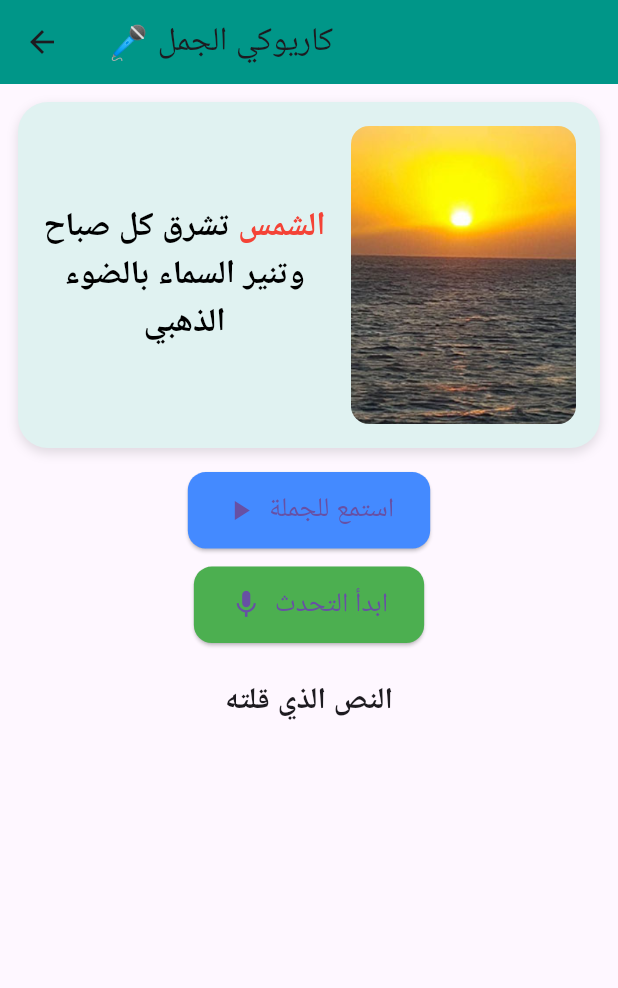
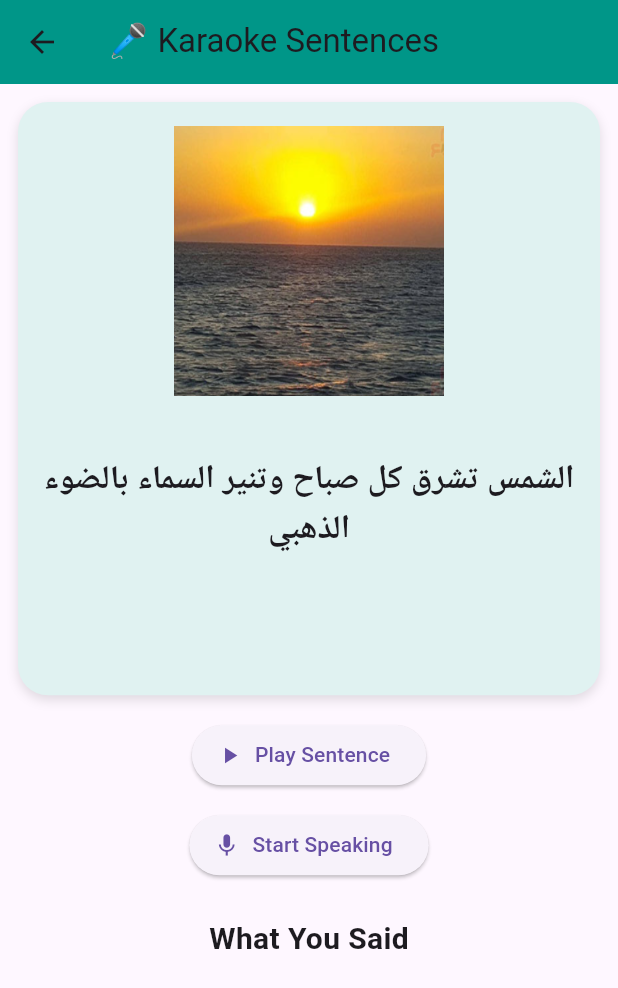
Before and after one commit to Raghadrin/flutter_application_3, a Flutter app: the KaraokeSentenceScreen screen opened directly, on a phone screen of 412 x 824 dp. Shown: the top 988 px of the screen. Run offline on Flutter 3.47's test engine with Material 3 defaults, Android fonts, the phone set to English and light mode, and no system bars; our stand-ins replace animated_text_kit, audioplayers, cloud_firestore, confetti, easy_localization, firebase_auth and 8 more; missing offline and left inert: flutter_inappwebview, string_similarity; accounts and stored records are empty; Roboto replaces fonts that are missing (Amiri, Arial).

Commit message:
2  commit

```diff
--- a/lib/letters/arabicLetter/levelOne/arabic_level1_screen.dart
+++ b/lib/letters/arabicLetter/levelOne/arabic_level1_screen.dart
@@ -1,8 +1,9 @@
 import 'package:flutter/material.dart';
 import 'package:audioplayers/audioplayers.dart';
+import 'package:speech_to_text/speech_to_text.dart' as stt;
 import 'package:firebase_auth/firebase_auth.dart';
 import 'package:cloud_firestore/cloud_firestore.dart';
-import 'package:speech_to_text/speech_to_text.dart' as stt;
+import 'package:easy_localization/easy_localization.dart';
 
 class KaraokeSentenceScreen extends StatefulWidget {
   const KaraokeSentenceScreen({super.key});
@@ -21,6 +22,7 @@ class _KaraokeSentenceScreenState extends State<KaraokeSentenceScreen> {
   int currentSentenceIndex = 0;
   int currentWordIndex = 0;
   List<String> matchedWords = [];
+  String parentId = "";
 
   List<Map<String, String>> sentences = [
     {
@@ -47,6 +49,79 @@ class _KaraokeSentenceScreenState extends State<KaraokeSentenceScreen> {
     super.initState();
     audioPlayer = AudioPlayer();
     speech = stt.SpeechToText();
+    fetchParentId();
+  }
+
+  Future<void> fetchParentId() async {
+    try {
+      final user = FirebaseAuth.instance.currentUser;
+      if (user == null) return;
+
+      parentId = user.uid;
+
+      final parentRef =
+          FirebaseFirestore.instance.collection('parents').doc(parentId);
+      final parentDoc = await parentRef.get();
+
+      if (!parentDoc.exists) {
+        await parentRef.set({
+          'createdAt': FieldValue.serverTimestamp(),
+          'email': user.email,
+        });
+        print("Parent ID created successfully!");
+      }
+    } catch (e) {
+      print("Error creating parent ID: $e");
+    }
+  }
+
+  Future<String?> fetchChildId() async {
+    try {
+      if (parentId.isEmpty) return null;
+
+      final childrenSnapshot = await FirebaseFirestore.instance
+          .collection('parents')
+          .doc(parentId)
+          .collection('children')
+          .get();
+
+      if (childrenSnapshot.docs.isNotEmpty) {
+        return childrenSnapshot.docs.first.id;
+      } else {
+        print("No children found for this parent.");
+        return null;
+      }
+    } catch (e) {
+      print("Error fetching child ID: $e");
+      return null;
+    }
+  }
+
+  Future<void> saveScore(
+      String childId, int sentenceIndex, double score) async {
+    try {
+      if (parentId.isEmpty) {
+        print("Parent ID not set yet.");
+        return;
+      }
+
+      await FirebaseFirestore.instance
+          .collection('parents')
+          .doc(parentId)
+          .collection('children')
+          .doc(childId)
+          .collection('scores')
+          .doc('Arabic')
+          .set({
+        'level1': {
+          'sentence_$sentenceIndex': score,
+        },
+      }, SetOptions(merge: true));
+
+      print("Score saved successfully!");
+    } catch (e) {
+      print("Error saving score: $e");
+    }
   }
 
   Future<void> playAudio(String path) async {
@@ -102,7 +177,7 @@ class _KaraokeSentenceScreenState extends State<KaraokeSentenceScreen> {
     }
   }
 
-  void evaluateResult() {
+  void evaluateResult() async {
     String expected = currentSentence["text"] ?? "";
     List<String> expectedWords = expected.split(RegExp(r'\s+'));
 
@@ -122,18 +197,30 @@ class _KaraokeSentenceScreenState extends State<KaraokeSentenceScreen> {
       stars = 0;
     }
 
+    // Fetch the child ID before saving the score
+    String? childId = await fetchChildId();
+    if (childId != null) {
+      saveScore(childId, currentSentenceIndex, score);
+    }
+
     setState(() {});
   }
 
   void nextSentence() {
     setState(() {
-      currentSentenceIndex = (currentSentenceIndex + 1) % sentences.length;
+      if (currentSentenceIndex < sentences.length - 1) {
+        currentSentenceIndex++;
         recognizedText = "";
+        matchedWords = [];
         score = 0.0;
         stars = 0;
-      matchedWords = [];
         currentWordIndex = 0;
+      } else {
+        print("All sentences completed.");
+      }
     });
+
+    playAudio(currentSentence["audio"]!);
   }
 
   List<Widget> buildStars() {
@@ -147,28 +234,11 @@ class _KaraokeSentenceScreenState extends State<KaraokeSentenceScreen> {
     );
   }
 
-  List<TextSpan> buildHighlightedSentence() {
-    List<String> words = currentSentence["text"]!.split(RegExp(r'\s+'));
-    return words.asMap().entries.map((entry) {
-      int index = entry.key;
-      String word = entry.value;
-      return TextSpan(
-        text: '$word ',
-        style: TextStyle(
-          fontSize: 22,
-          fontWeight: FontWeight.bold,
-          fontFamily: 'Arial',
-          color: index == currentWordIndex ? Colors.red : Colors.black,
-        ),
-      );
-    }).toList();
-  }
-
   @override
   Widget build(BuildContext context) {
     return Scaffold(
       appBar: AppBar(
-        title: const Text('🎤 كاريوكي الجمل'),
+        title: Text('karaoke_title'.tr()),
         backgroundColor: Colors.teal,
       ),
       body: Padding(
@@ -178,12 +248,12 @@ class _KaraokeSentenceScreenState extends State<KaraokeSentenceScreen> {
             mainAxisAlignment: MainAxisAlignment.center,
             children: [
               Container(
-                height: MediaQuery.of(context).size.height * 0.28,
+                height: MediaQuery.of(context).size.height * 0.48,
                 padding: const EdgeInsets.all(16),
                 decoration: BoxDecoration(
                   color: Colors.teal.shade50,
                   borderRadius: BorderRadius.circular(20),
-                  boxShadow: [
+                  boxShadow: const [
                     BoxShadow(
                       color: Colors.black12,
                       blurRadius: 6,
@@ -191,80 +261,60 @@ class _KaraokeSentenceScreenState extends State<KaraokeSentenceScreen> {
                     ),
                   ],
                 ),
-                child: Row(
-                  crossAxisAlignment: CrossAxisAlignment.start,
-                  textDirection: TextDirection.rtl,
+                child: Column(
                   children: [
-                    ClipRRect(
-                      borderRadius: BorderRadius.circular(12),
-                      child: Image.asset(
+                    Image.asset(
                       currentSentence["image"]!,
-                        width: 150,
-                        height: 300,
-                        fit: BoxFit.cover,
+                      width: 180,
+                      height: 180,
+                      fit: BoxFit.fill,
                     ),
-                    ),
-                    const SizedBox(width: 16),
-                    Expanded(
-                      child: Center(
-                        child: RichText(
+                    const SizedBox(height: 40),
+                    Text(
+                      currentSentence["text"]!,
+                      style: const TextStyle(
+                          fontSize: 22, fontWeight: FontWeight.bold),
                       textAlign: TextAlign.center,
-                          textDirection: TextDirection.rtl,
-                          text: TextSpan(children: buildHighlightedSentence()),
-                        ),
-                      ),
                     ),
                   ],
                 ),
               ),
               const SizedBox(height: 16),
               ElevatedButton.icon(
-                icon: const Icon(Icons.play_arrow, size: 22),
-                label: const Text('استمع للجملة',
-                    style: TextStyle(fontSize: 18, fontFamily: 'Arial')),
-                style: ElevatedButton.styleFrom(
-                  padding: const EdgeInsets.symmetric(vertical: 12, horizontal: 24),
-                  backgroundColor: Colors.blueAccent,
-                  shape: RoundedRectangleBorder(borderRadius: BorderRadius.circular(12)),
-                ),
+                icon: const Icon(Icons.play_arrow),
+                label: Text('play_sentence'.tr()),
                 onPressed: () => playAudio(currentSentence["audio"]!),
               ),
               const SizedBox(height: 12),
               ElevatedButton.icon(
-                icon: Icon(isListening ? Icons.stop : Icons.mic, size: 22),
-                label: Text(isListening ? 'إيقاف' : 'ابدأ التحدث',
-                    style: const TextStyle(fontSize: 18, fontFamily: 'Arial')),
-                style: ElevatedButton.styleFrom(
-                  padding: const EdgeInsets.symmetric(vertical: 12, horizontal: 24),
-                  backgroundColor: isListening ? Colors.red : Colors.green,
-                  shape: RoundedRectangleBorder(borderRadius: BorderRadius.circular(12)),
-                ),
-                onPressed: () {
-                  if (isListening) {
+                icon: Icon(isListening ? Icons.stop : Icons.mic),
+                label: Text(isListening ? 'stop'.tr() : 'start_speaking'.tr()),
+                onPressed: isListening
+                    ? () {
                         speech.stop();
-                    setState(() => isListening = false);
+                        setState(() {
+                          isListening = false;
                           evaluateResult();
-                  } else {
-                    startListening();
+                        });
                       }
-                },
+                    : startListening,
               ),
               const SizedBox(height: 24),
-              const Text('النص الذي قلته',
-                  style: TextStyle(
-                      fontSize: 20,
-                      fontWeight: FontWeight.bold,
-                      fontFamily: 'Arial')),
+              Text('spoken_text'.tr(),
+                  style: const TextStyle(
+                      fontSize: 20, fontWeight: FontWeight.bold)),
               const SizedBox(height: 10),
               Text(
                 recognizedText,
-                style: const TextStyle(fontSize: 18, fontFamily: 'Arial'),
+                style: const TextStyle(fontSize: 18),
                 textAlign: TextAlign.center,
               ),
               const SizedBox(height: 16),
               if (!isListening && recognizedText.isNotEmpty) ...[
-                Text(' % التقييم: ${score.toStringAsFixed(1)}',
-                    style: const TextStyle(fontSize: 20, fontFamily: 'Arial')),
+                Text(
+                  '${'evaluation'.tr()}: ${score.toStringAsFixed(1)}%',
+                  style: const TextStyle(fontSize: 20),
+                ),
                 const SizedBox(height: 8),
                 Row(
                     mainAxisAlignment: MainAxisAlignment.center,
@@ -272,16 +322,8 @@ class _KaraokeSentenceScreenState extends State<KaraokeSentenceScreen> {
                 const SizedBox(height: 12),
                 ElevatedButton.icon(
                   onPressed: nextSentence,
-                  icon: const Icon(Icons.navigate_next, size: 22),
-                  label: const Text('جملة جديدة',
-                      style: TextStyle(fontSize: 18, fontFamily: 'Arial')),
-                  style: ElevatedButton.styleFrom(
-                    backgroundColor: Colors.amber,
-                    padding: const EdgeInsets.symmetric(
-                        vertical: 12, horizontal: 24),
-                    shape: RoundedRectangleBorder(
-                        borderRadius: BorderRadius.circular(12)),
-                  ),
+                  icon: const Icon(Icons.navigate_next),
+                  label: Text('new_sentence'.tr()),
                 ),
               ],
             ],
```
Also changed, not shown: lib/pages/practice_levels_screen.dart (+9 -9 lines), lib/pages/subject_levels_screen.dart (+12 -12 lines), lib/pages/subjects_screen.dart (+5 -5 lines), 4 other files. Lines whose indentation alone changed are shown as unchanged.
